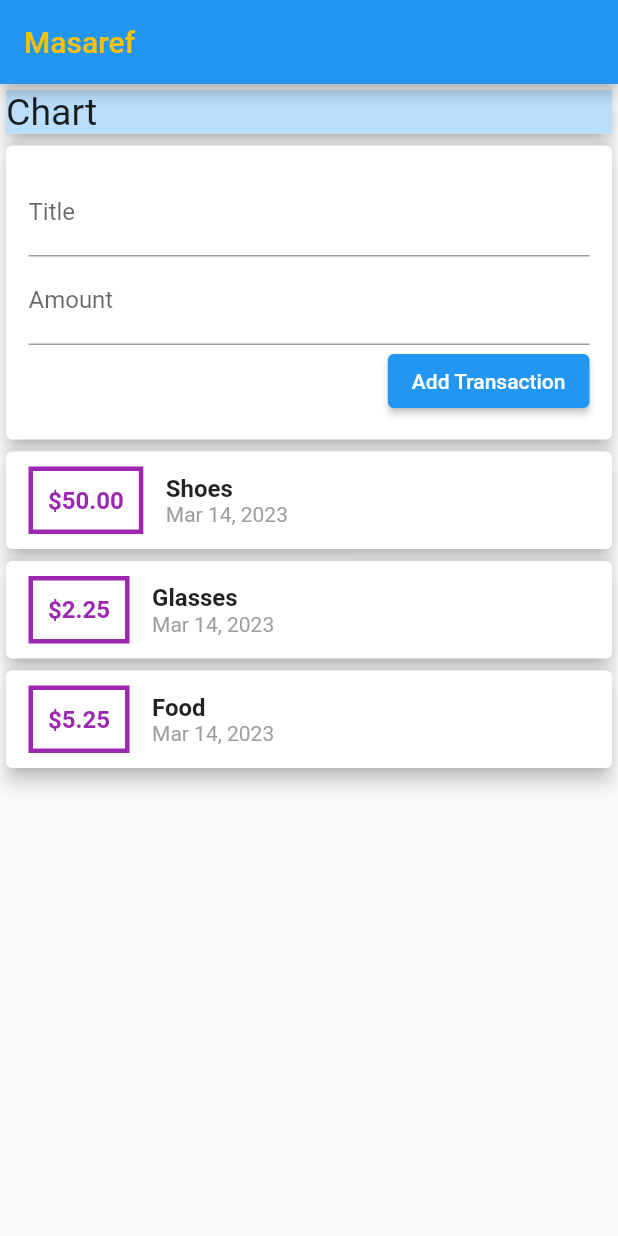
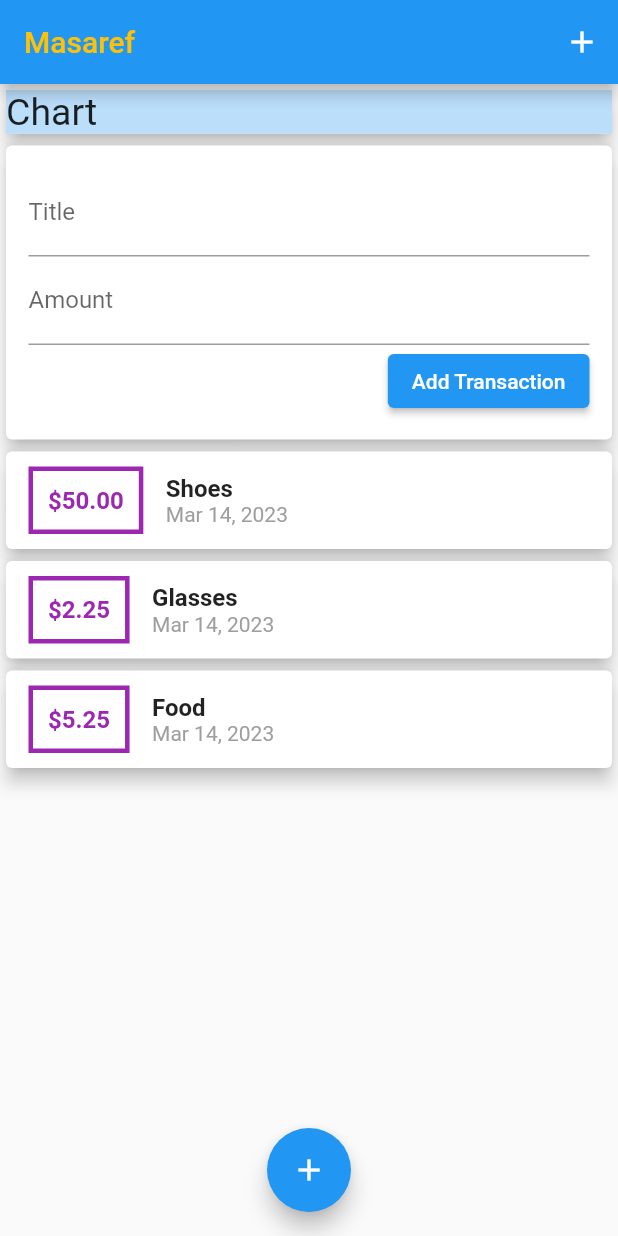
Before and after one commit to El-Neweshy/personal_expenses_app, a Flutter app: the screen it shows after launch, on a phone screen of 412 x 824 dp. Run offline on Flutter 3.47's test engine with Material 2 defaults, Android fonts, the phone set to English and light mode, and no system bars.

Commit message:
add floating icon

```diff
--- a/lib/main.dart
+++ b/lib/main.dart
@@ -35,6 +35,15 @@ class MyHomePage extends StatelessWidget {
             color: Colors.amber,
           ),
         ),
+        actions: [
+          IconButton(
+            icon: const Icon(
+              Icons.add,
+              color: Colors.white,
+            ),
+            onPressed: () {},
+          )
+        ],
       ),
       body: SingleChildScrollView(
         child: Column(
@@ -58,6 +67,11 @@ class MyHomePage extends StatelessWidget {
           ],
         ),
       ),
+      floatingActionButtonLocation: FloatingActionButtonLocation.centerFloat,
+      floatingActionButton: FloatingActionButton(
+        child: const Icon(Icons.add),
+        onPressed: () {},
+      ),
     );
   }
 }
```
